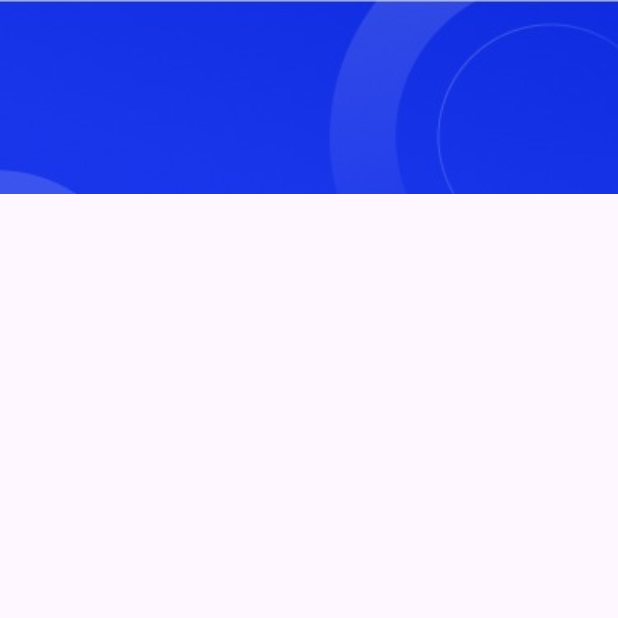
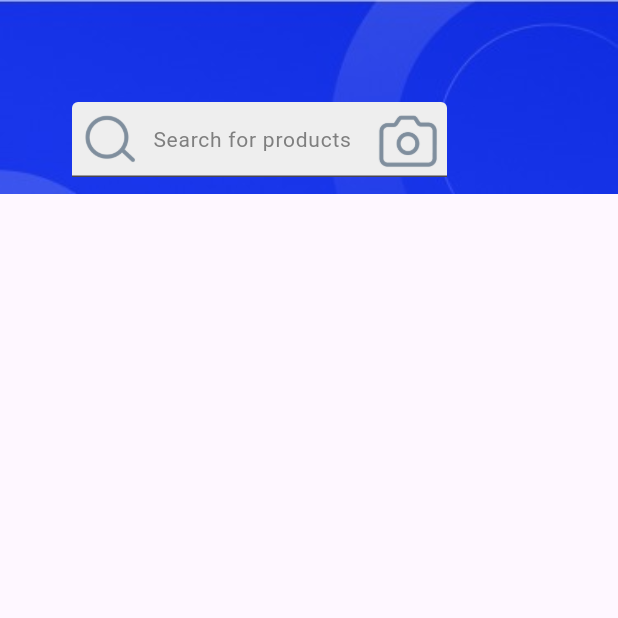
Before and after one commit to brianmujjuni/Flutter_Store_App, a Flutter app: the HomeScreen screen opened directly, on a phone screen of 412 x 824 dp, the top half of it. Run offline on Flutter 3.47's test engine with Material 3 defaults, Android fonts, the phone set to English and light mode, and no system bars; our stand-ins replace google_fonts.

Commit message:
create seach textField in the header widget

```diff
--- a/lib/views/screens/nav_screens/widgets/header_widget.dart
+++ b/lib/views/screens/nav_screens/widgets/header_widget.dart
@@ -14,7 +14,34 @@ class HeaderWidget extends StatelessWidget {
             "assets/icons/searchBanner.jpeg",
             width: MediaQuery.of(context).size.width,
             fit: BoxFit.cover,
-          )
+          ),
+          Positioned(
+            left: 48,
+            top: 68,
+            child: SizedBox(
+              width: 250,
+              height: 50,
+              child: TextField(
+                decoration: InputDecoration(
+                    hintText: "Search for products",
+                    hintStyle: TextStyle(
+                      fontSize: 14,
+                      color: Color(0xFF7F7F7F),
+                    ),
+                    contentPadding: const EdgeInsets.symmetric(
+                      horizontal: 12,
+                      vertical: 16,
+                    ),
+                    prefixIcon: Image.asset(
+                      "assets/icons/searc1.png",
+                    ),
+                    suffixIcon: Image.asset("assets/icons/cam.png"),
+                    fillColor: Colors.grey.shade200,
+                    filled: true,
+                    focusColor: Colors.black),
+              ),
+            ),
+          ),
         ],
       ),
     );
```
